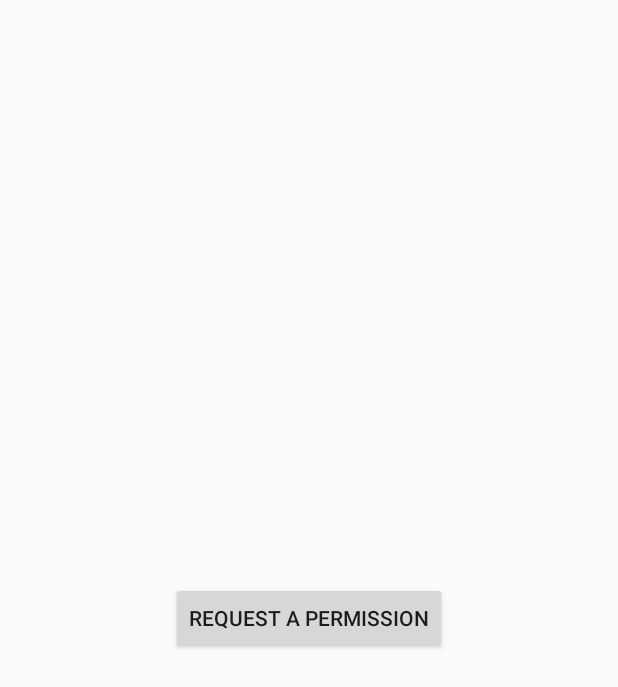
After one commit to greysonp/permiso, an Android app: the NonPermisoActivity screen opened directly, with no data from a screen before it, on a phone screen of 412 x 824 dp. The commit adds this screen. Shown: the top 687 px of the screen. Run offline under Robolectric (Android 15) with nearby library versions, the phone set to English and light mode, and no system bars.

Commit message:
Fixed #1, fixed issue when switching activities.

```diff
--- a/app/src/main/AndroidManifest.xml
+++ b/app/src/main/AndroidManifest.xml
@@ -23,6 +23,11 @@
                 <category android:name="android.intent.category.LAUNCHER"/>
             </intent-filter>
         </activity>
+
+        <activity
+            android:name=".NonPermisoActivity"
+            android:label="@string/app_name"
+            android:theme="@style/AppTheme.NoActionBar" />
     </application>
 
 </manifest>
--- /dev/null
+++ b/app/src/main/java/com/greysonparrelli/permisodemo/NonPermisoActivity.java
@@ -0,0 +1,76 @@
+package com.greysonparrelli.permisodemo;
+
+import android.Manifest;
+import android.os.Bundle;
+import android.support.annotation.NonNull;
+import android.support.v7.app.AppCompatActivity;
+import android.view.View;
+import android.widget.Toast;
+
+import com.greysonparrelli.permiso.Permiso;
+
+/**
+ * Created to demonstrate how to use Permiso without extending PermisoActivity.
+ */
+public class NonPermisoActivity extends AppCompatActivity {
+
+    @Override
+    protected void onCreate(Bundle savedInstanceState) {
+        super.onCreate(savedInstanceState);
+        setContentView(R.layout.activity_non_permiso);
+
+        //
+        // First, tell Permiso that you're using this activity
+        //
+        Permiso.getInstance().setActivity(this);
+
+        findViewById(R.id.btn_request).setOnClickListener(new View.OnClickListener() {
+            @Override
+            public void onClick(View v) {
+                onRequestClick();
+            }
+        });
+    }
+
+    @Override
+    protected void onResume() {
+        super.onResume();
+
+        //
+        // Second, we also have to set the activity here to handle transitioning between activities
+        //
+        Permiso.getInstance().setActivity(this);
+    }
+
+    @Override
+    public void onRequestPermissionsResult(int requestCode, @NonNull String[] permissions, @NonNull int[] grantResults) {
+        super.onRequestPermissionsResult(requestCode, permissions, grantResults);
+
+        //
+        // Third, forward the results of this method to Permiso
+        //
+        Permiso.getInstance().onRequestPermissionResult(requestCode, permissions, grantResults);
+    }
+
+    private void onRequestClick() {
+        //
+        // And that's it! Now you can make permission requests as usual
+        //
+        Permiso.getInstance().requestPermissions(new Permiso.IOnPermissionResult() {
+            @Override
+            public void onPermissionResult(Permiso.ResultSet resultSet) {
+                if (resultSet.areAllPermissionsGranted()) {
+                    Toast.makeText(NonPermisoActivity.this, "Permission Granted!", Toast.LENGTH_SHORT).show();
+                } else {
+                    Toast.makeText(NonPermisoActivity.this, "Permission Denied.", Toast.LENGTH_SHORT).show();
+                }
+            }
+
+            @Override
+            public void onRationaleRequested(Permiso.IOnRationaleProvided callback, String... permissions) {
+                Permiso.getInstance().showRationaleInDialog("Permission Rationale", "Needed for demo purposes.", null, callback);
+            }
+        }, Manifest.permission.READ_EXTERNAL_STORAGE);
+    }
+
+}
--- a/app/src/main/res/layout/activity_main.xml
+++ b/app/src/main/res/layout/activity_main.xml
@@ -26,4 +26,10 @@
         android:layout_height="wrap_content"
         android:text="Request Duplicate Permissions"/>
 
+    <Button
+        android:id="@+id/btn_non_permiso"
+        android:layout_width="match_parent"
+        android:layout_height="wrap_content"
+        android:text="Open Non-PermisoActivity Example"/>
+
 </LinearLayout>
--- /dev/null
+++ b/app/src/main/res/layout/activity_non_permiso.xml
@@ -0,0 +1,17 @@
+<?xml version="1.0" encoding="utf-8"?>
+<LinearLayout
+    xmlns:android="http://schemas.android.com/apk/res/android"
+    xmlns:tools="http://schemas.android.com/tools"
+    tools:context="com.greysonparrelli.permisodemo.MainActivity"
+    android:layout_width="wrap_content"
+    android:layout_height="wrap_content"
+    android:orientation="vertical"
+    android:layout_gravity="center">
+
+    <Button
+        android:id="@+id/btn_request"
+        android:layout_width="match_parent"
+        android:layout_height="wrap_content"
+        android:text="Request a Permission"/>
+
+</LinearLayout>
--- a/permiso/build.gradle
+++ b/permiso/build.gradle
@@ -8,12 +8,12 @@ ext {
     libraryName = 'Permiso'
     artifact = 'permiso'
 
-    libraryDescription = 'An Android library that makes dealing with the Android Marshmallow permission system a bit easier.'
+    libraryDescription = 'An Android library to make handling runtime permissions a whole lot easier.'
 
     siteUrl = 'https://github.com/greysonp/permiso'
     gitUrl = 'https://github.com/greysonp/permiso.git'
 
-    libraryVersion = '0.1.0'
+    libraryVersion = '0.1.1'
 
     developerId = 'greysonp'
     developerName = 'Greyson Parrelli'
@@ -45,7 +45,7 @@ android {
 dependencies {
     compile fileTree(dir: 'libs', include: ['*.jar'])
     testCompile 'junit:junit:4.12'
-    compile 'com.android.support:appcompat-v7:23.1.0'
+    compile 'com.android.support:appcompat-v7:23.1.1'
 }
 
 // Only add in the bintray stuff if we're building locally
```
Also changed, not shown: app/src/main/java/com/greysonparrelli/permisodemo/MainActivity.java (+17 -4 lines), app/src/main/res/layout/content_main.xml (deleted, +0 -20 lines), permiso/src/main/java/com/greysonparrelli/permiso/PermisoActivity.java (+9 -2 lines), 1 other file.
